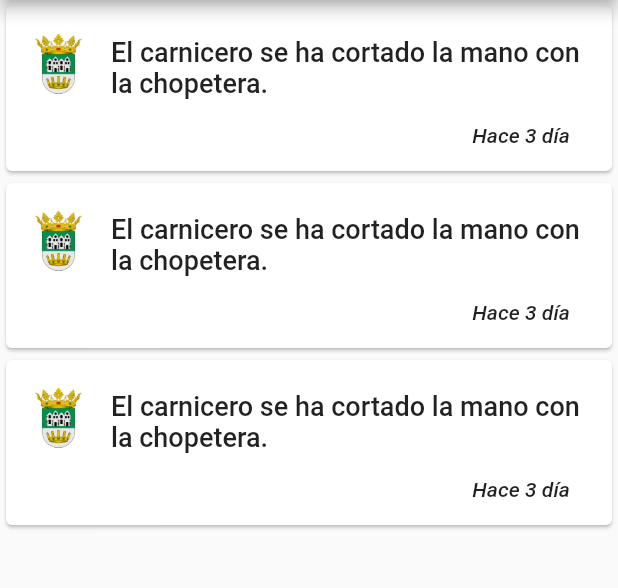
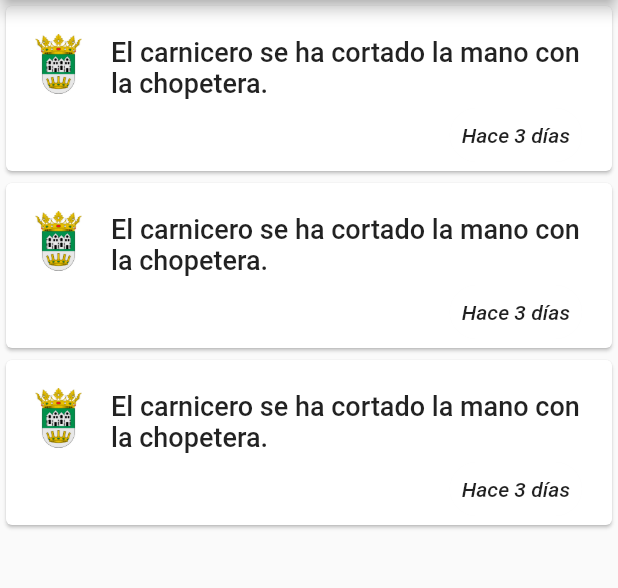
Before and after one commit to al361888/pueblos_app, a Flutter app: the HomeScreen screen opened directly, on a phone screen of 412 x 824 dp, the part 84-672 px from its top. Run offline on Flutter 3.47's test engine with Material 2 defaults, Android fonts, the phone set to English and light mode, and no system bars; our stand-ins replace shared_preferences; accounts and stored records are empty.

```diff
--- a/pueblos_app/lib/app.dart
+++ b/pueblos_app/lib/app.dart
@@ -21,7 +21,7 @@ class App extends StatelessWidget {
   Widget build(BuildContext context) {
     return MaterialApp(
       theme: ThemeData.light(),
-      home: HomeScreen(),
+      home: LoginScreen(),
     );
   }
 }
--- a/pueblos_app/lib/components/proclamationCard.dart
+++ b/pueblos_app/lib/components/proclamationCard.dart
@@ -102,7 +102,7 @@ String calculateTimeDiff() {
   if (diff.inDays == 1) {
     return "Hace " + diff.inDays.toString() + " día";
   } else if (diff.inDays > 1) {
-    return "Hace " + diff.inDays.toString() + " día";
+    return "Hace " + diff.inDays.toString() + " días";
   } else if (diff.inHours == 1) {
     return "Hace " + diff.inHours.toString() + " hora";
   } else if (diff.inHours > 1) {
--- a/pueblos_app/lib/main.dart
+++ b/pueblos_app/lib/main.dart
@@ -1,8 +1,10 @@
 import 'package:flutter/material.dart';
 import 'package:flutter/services.dart';
+import 'package:shared_preferences/shared_preferences.dart';
 import 'app.dart';
 
 void main() {
+  SharedPreferences.setMockInitialValues({});
   WidgetsFlutterBinding.ensureInitialized();
     SystemChrome.setPreferredOrientations(
           [DeviceOrientation.portraitUp, DeviceOrientation.portraitDown])
--- a/pueblos_app/lib/screens/homeScreen.dart
+++ b/pueblos_app/lib/screens/homeScreen.dart
@@ -3,6 +3,7 @@ import 'package:pueblos_app/components/newsContainer.dart';
 import 'package:pueblos_app/components/proclamationsContainer.dart';
 import 'package:pueblos_app/screens/addProclamationScreen.dart';
 import 'package:pueblos_app/screens/loginScreen.dart';
+import 'package:shared_preferences/shared_preferences.dart';
 
 class HomeScreen extends StatefulWidget {
   @override
@@ -11,6 +12,23 @@ class HomeScreen extends StatefulWidget {
 
 class _HomeScreen extends State<HomeScreen> {
   int _selectedIndex = 0;
+  String _user = "";
+  String _email = "";
+
+  @override
+  void initState() {
+    super.initState();
+    _loadUser();
+  }
+
+  //Carga el usuario que ha iniciado sesion
+  _loadUser() async {
+    SharedPreferences userPrefs = await SharedPreferences.getInstance();
+    setState(() {
+      _user = (userPrefs.getString('user') ?? 'Username');
+      _email = (userPrefs.getString('email') ?? 'email@email.com');
+    });
+  }
 
   final List<Widget> _widgetOptions = <Widget>[
     proclamationsContainer(), //Una clase nueva
@@ -69,7 +87,6 @@ class _HomeScreen extends State<HomeScreen> {
       ),
     );
   }
-}
 
   //Construcción del modal que surge cuando tocamos la foto de perfil del usuario
   void _settingModalBottomSheet(BuildContext context) {
@@ -94,10 +111,10 @@ void _settingModalBottomSheet(BuildContext context) {
                                 crossAxisAlignment: CrossAxisAlignment.start,
                                 children: [
                                   Text(
-                                  "Username",
+                                    _user,
                                     textAlign: TextAlign.left,
                                   ),
-                                Text("(Correo@gmail.com)",
+                                  Text(_email,
                                       style: TextStyle(
                                           color: Colors.grey,
                                           fontStyle: FontStyle.italic))
@@ -128,10 +145,16 @@ void _settingModalBottomSheet(BuildContext context) {
                 ListTile(
                   leading: Icon(Icons.close),
                   title: Text("Cerrar sesión"),
-                onTap: () => {},
+                  onTap: () => {
+                    _user = "",
+                    _email = "",
+                    Navigator.push(context,
+              MaterialPageRoute(builder: (context) => LoginScreen()))
+                  },
                 )
               ],
             )
           ]));
         });
   }
+}
--- a/pueblos_app/pubspec.yaml
+++ b/pueblos_app/pubspec.yaml
@@ -19,6 +19,9 @@ environment:
 dependencies:
   flutter:
     sdk: flutter
+
+  http: ^0.12.0+4
+  shared_preferences: ^0.5.6+2
 
   # The following adds the Cupertino Icons font to your application.
   # Use with the CupertinoIcons class for iOS style icons.
```
Also changed, not shown: pueblos_app/lib/authService.dart (+40 -11 lines), pueblos_app/lib/components/newsElement.dart (+10 -6 lines), pueblos_app/lib/screens/addProclamationScreen.dart (+5 -2 lines), pueblos_app/lib/screens/loginScreen.dart (+28 -4 lines), pueblos_app/pubspec.lock. Lines whose indentation alone changed are shown as unchanged.
